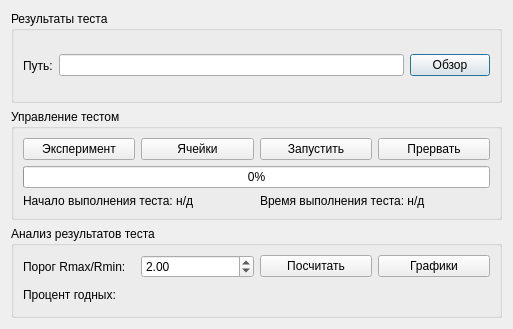
Qt form gui/uies/testing.ui (neurocomputer/MemriBoard) before a commit.
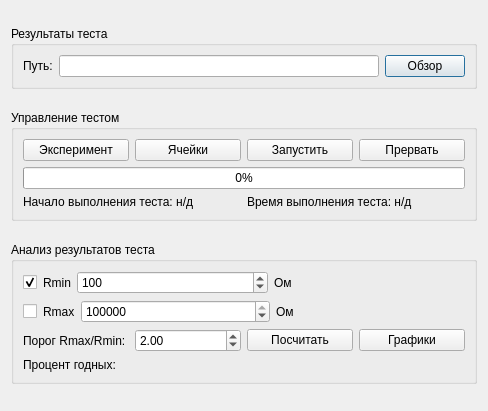
The same form after that commit.

What changed in the file:
```diff
--- a/gui/uies/testing.ui
+++ b/gui/uies/testing.ui
@@ -6,16 +6,28 @@
    <rect>
     <x>0</x>
     <y>0</y>
-    <width>513</width>
-    <height>329</height>
+    <width>488</width>
+    <height>411</height>
    </rect>
   </property>
+  <property name="sizePolicy">
+   <sizepolicy hsizetype="Preferred" vsizetype="Maximum">
+    <horstretch>0</horstretch>
+    <verstretch>0</verstretch>
+   </sizepolicy>
+  </property>
   <property name="windowTitle">
    <string>Тесты</string>
   </property>
   <layout class="QVBoxLayout" name="verticalLayout_3">
    <item>
     <widget class="QGroupBox" name="groupBox">
+     <property name="sizePolicy">
+      <sizepolicy hsizetype="Preferred" vsizetype="Maximum">
+       <horstretch>0</horstretch>
+       <verstretch>0</verstretch>
+      </sizepolicy>
+     </property>
      <property name="title">
       <string>Результаты теста</string>
      </property>
@@ -46,6 +58,12 @@
    </item>
    <item>
     <widget class="QGroupBox" name="groupBox_2">
+     <property name="sizePolicy">
+      <sizepolicy hsizetype="Preferred" vsizetype="Maximum">
+       <horstretch>0</horstretch>
+       <verstretch>0</verstretch>
+      </sizepolicy>
+     </property>
      <property name="title">
       <string>Управление тестом</string>
      </property>
@@ -116,10 +134,122 @@
    </item>
    <item>
     <widget class="QGroupBox" name="groupBox_3">
+     <property name="sizePolicy">
+      <sizepolicy hsizetype="Preferred" vsizetype="Maximum">
+       <horstretch>0</horstretch>
+       <verstretch>0</verstretch>
+      </sizepolicy>
+     </property>
      <property name="title">
       <string>Анализ результатов теста</string>
      </property>
      <layout class="QVBoxLayout" name="verticalLayout_2">
+      <item>
+       <layout class="QHBoxLayout" name="horizontalLayout_4">
+        <item>
+         <widget class="QCheckBox" name="checkbox_rmin">
+          <property name="sizePolicy">
+           <sizepolicy hsizetype="Maximum" vsizetype="Fixed">
+            <horstretch>0</horstretch>
+            <verstretch>0</verstretch>
+           </sizepolicy>
+          </property>
+          <property name="text">
+           <string/>
+          </property>
+          <property name="checked">
+           <bool>true</bool>
+          </property>
+         </widget>
+        </item>
+        <item>
+         <widget class="QLabel" name="label_2">
+          <property name="sizePolicy">
+           <sizepolicy hsizetype="Maximum" vsizetype="Preferred">
+            <horstretch>0</horstretch>
+            <verstretch>0</verstretch>
+           </sizepolicy>
+          </property>
+          <property name="text">
+           <string>Rmin</string>
+          </property>
+         </widget>
+        </item>
+        <item>
+         <widget class="QSpinBox" name="spinbox_rmin">
+          <property name="maximum">
+           <number>100000</number>
+          </property>
+          <property name="singleStep">
+           <number>10</number>
+          </property>
+          <property name="value">
+           <number>100</number>
+          </property>
+         </widget>
+        </item>
+        <item>
+         <widget class="QLabel" name="label_4">
+          <property name="text">
+           <string>Ом</string>
+          </property>
+         </widget>
+        </item>
+       </layout>
+      </item>
+      <item>
+       <layout class="QHBoxLayout" name="horizontalLayout_6">
+        <item>
+         <widget class="QCheckBox" name="checkbox_rmax">
+          <property name="sizePolicy">
+           <sizepolicy hsizetype="Maximum" vsizetype="Fixed">
+            <horstretch>0</horstretch>
+            <verstretch>0</verstretch>
+           </sizepolicy>
+          </property>
+          <property name="text">
+           <string/>
+          </property>
+          <property name="checked">
+           <bool>false</bool>
+          </property>
+         </widget>
+        </item>
+        <item>
+         <widget class="QLabel" name="label_5">
+          <property name="sizePolicy">
+           <sizepolicy hsizetype="Maximum" vsizetype="Preferred">
+            <horstretch>0</horstretch>
+            <verstretch>0</verstretch>
+           </sizepolicy>
+          </property>
+          <property name="text">
+           <string>Rmax</string>
+          </property>
+         </widget>
+        </item>
+        <item>
+         <widget class="QSpinBox" name="spinbox_rmax">
+          <property name="maximum">
+           <number>10000000</number>
+          </property>
+          <property name="singleStep">
+           <number>1000</number>
+          </property>
+          <property name="value">
+           <number>100000</number>
+          </property>
+         </widget>
+        </item>
+        <item>
+         <widget class="QLabel" name="label_6">
+          <property name="text">
+           <string>Ом</string>
+          </property>
+         </widget>
+        </item>
+       </layout>
+      </item>
       <item>
        <layout class="QHBoxLayout" name="horizontalLayout_5">
         <item>
```
